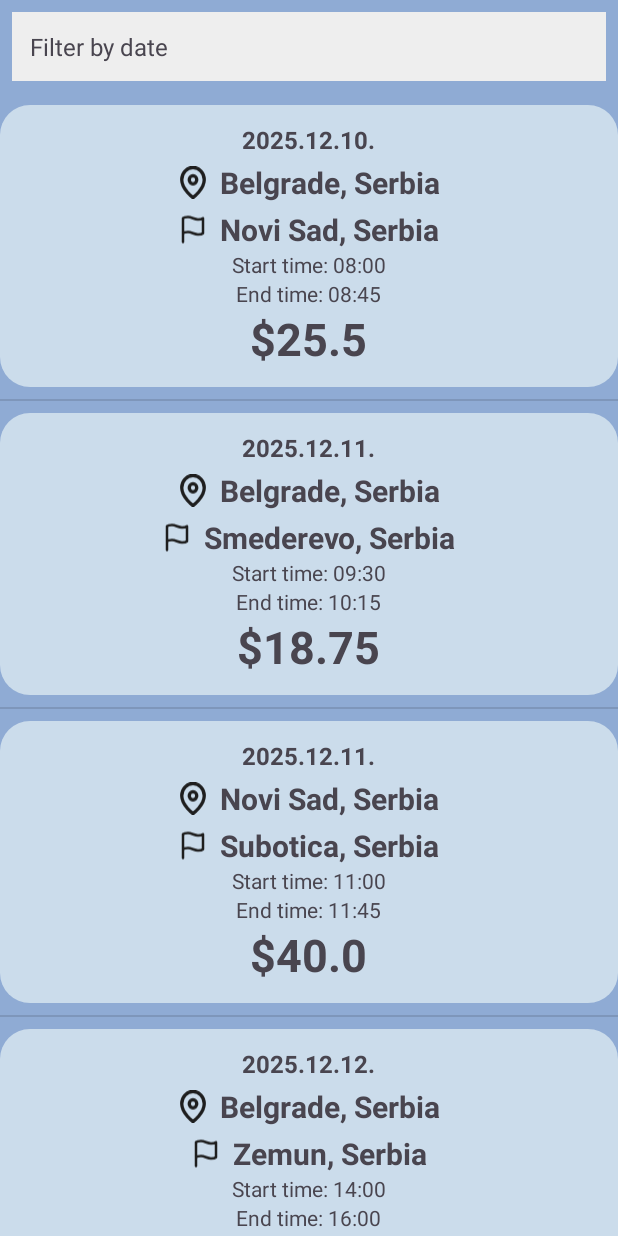
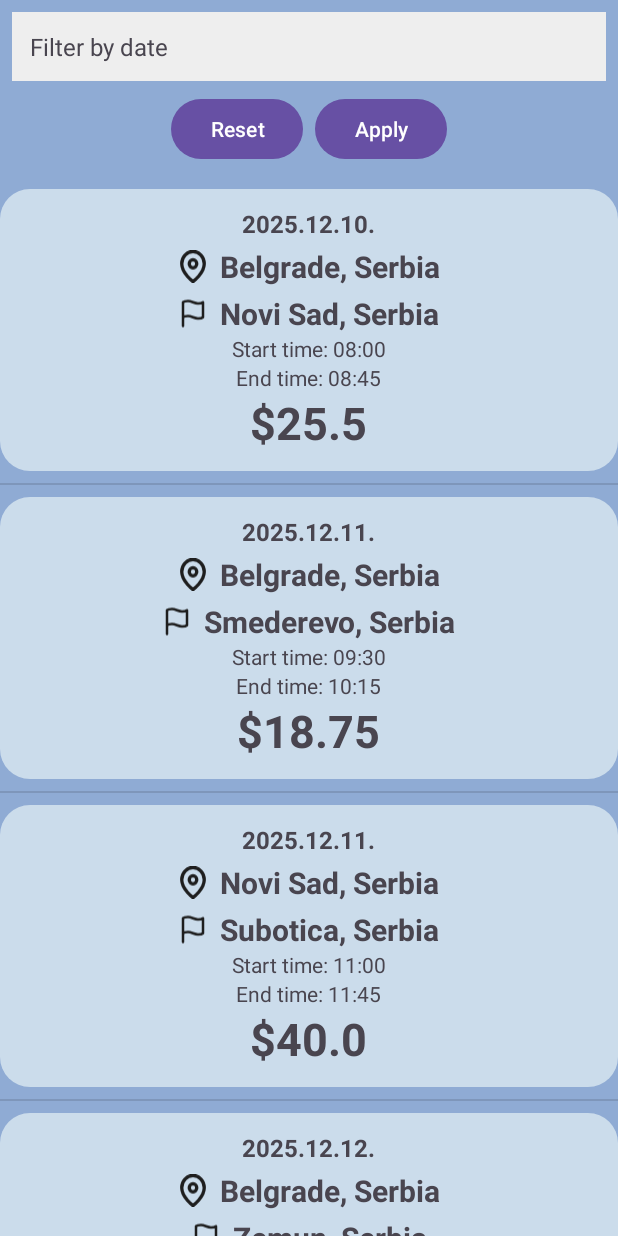
Before and after one commit to kzi-nastava/mrs-team2-TODO-Smisliti-ime, an Android app: the screen it shows after launch (MainActivity), on a phone screen of 412 x 824 dp. Run offline under Robolectric (Android 15) with nearby library versions, the phone set to English and light mode, and no system bars.

Commit message:
Add buttons for search in ride history

```diff
--- a/mobileApp/app/src/main/java/com/example/getgo/fragments/RideHistoryFragment.java
+++ b/mobileApp/app/src/main/java/com/example/getgo/fragments/RideHistoryFragment.java
@@ -18,6 +18,7 @@ import java.util.List;
 import com.example.getgo.adapters.RideHistoryAdapter;
 import com.example.getgo.model.Ride;
 
+import com.google.android.material.button.MaterialButton;
 import com.google.android.material.datepicker.MaterialDatePicker;
 import java.text.SimpleDateFormat;
 import java.util.Locale;
@@ -31,6 +32,8 @@ public class RideHistoryFragment extends Fragment {
     private ArrayList<Ride> historyList;
     private TextView tvFilterDate;
     private ArrayList<Ride> fullHistoryList;
+    private MaterialButton btnReset, btnApply;
+
 
     public RideHistoryFragment() {
         // Required empty public constructor
@@ -62,6 +65,9 @@ public class RideHistoryFragment extends Fragment {
         // Inflate the layout for this fragment
 
         View view = inflater.inflate(R.layout.fragment_ride_history, container, false);
+
+        btnReset = view.findViewById(R.id.btnReset);
+        btnApply = view.findViewById(R.id.btnApply);
 
         tvFilterDate = view.findViewById(R.id.tvFilterDate);
 
@@ -254,6 +260,22 @@ public class RideHistoryFragment extends Fragment {
 
         tvFilterDate.setOnClickListener(v -> showDatePicker());
 
+        btnReset.setOnClickListener(v -> {
+            tvFilterDate.setText("Filter by date");
+            historyList.clear();
+            historyList.addAll(fullHistoryList);
+            adapter.notifyDataSetChanged();
+        });
+
+        btnApply.setOnClickListener(v -> {
+            String selectedDate = tvFilterDate.getText().toString();
+            if (!selectedDate.equals("Filter by date")) {
+                filterRidesByDate(selectedDate);
+            }
+        });
+
+
+
         adapter.setOnRideClickListener(ride -> {
             RideDetailFragment fragment =
                     RideDetailFragment.newInstance(ride);
@@ -266,8 +288,6 @@ public class RideHistoryFragment extends Fragment {
         });
 
         return view;
-
-//        return inflater.inflate(R.layout.fragment_ride_history, container, false);
     }
 
     private void showDatePicker() {
--- a/mobileApp/app/src/main/res/layout/fragment_ride_history.xml
+++ b/mobileApp/app/src/main/res/layout/fragment_ride_history.xml
@@ -13,12 +13,15 @@
 
 <!--</FrameLayout>-->
 
+
+
 <LinearLayout xmlns:android="http://schemas.android.com/apk/res/android" xmlns:tools="http://schemas.android.com/tools"
     android:layout_width="match_parent"
     android:layout_height="match_parent"
     tools:context=".fragments.RideHistoryFragment"
     android:orientation="vertical"
-    android:background="#8FABD4">
+    android:background="#8FABD4"
+    android:gravity="center">
 
     <TextView
         android:id="@+id/tvFilterDate"
@@ -32,6 +35,32 @@
         android:clickable="true"
         android:focusable="true"/>
 
+    <LinearLayout
+        android:layout_width="match_parent"
+        android:layout_height="wrap_content"
+        android:orientation="horizontal"
+        android:gravity="center"
+        android:layout_marginHorizontal="8dp"
+        android:layout_marginBottom="8dp">
+
+        <com.google.android.material.button.MaterialButton
+            style="?attr/materialButtonElevatedStyle"
+            android:id="@+id/btnReset"
+            android:layout_width="wrap_content"
+            android:layout_height="wrap_content"
+            android:text="Reset"
+            android:checkable="true"
+            android:layout_marginRight="8dp" />
+
+        <com.google.android.material.button.MaterialButton
+            style="?attr/materialButtonElevatedStyle"
+            android:id="@+id/btnApply"
+            android:layout_width="wrap_content"
+            android:layout_height="wrap_content"
+            android:text="Apply"
+            android:checkable="true"/>
+    </LinearLayout>
+
 
     <ListView
         android:id="@+id/rideHistoryListView"
```
